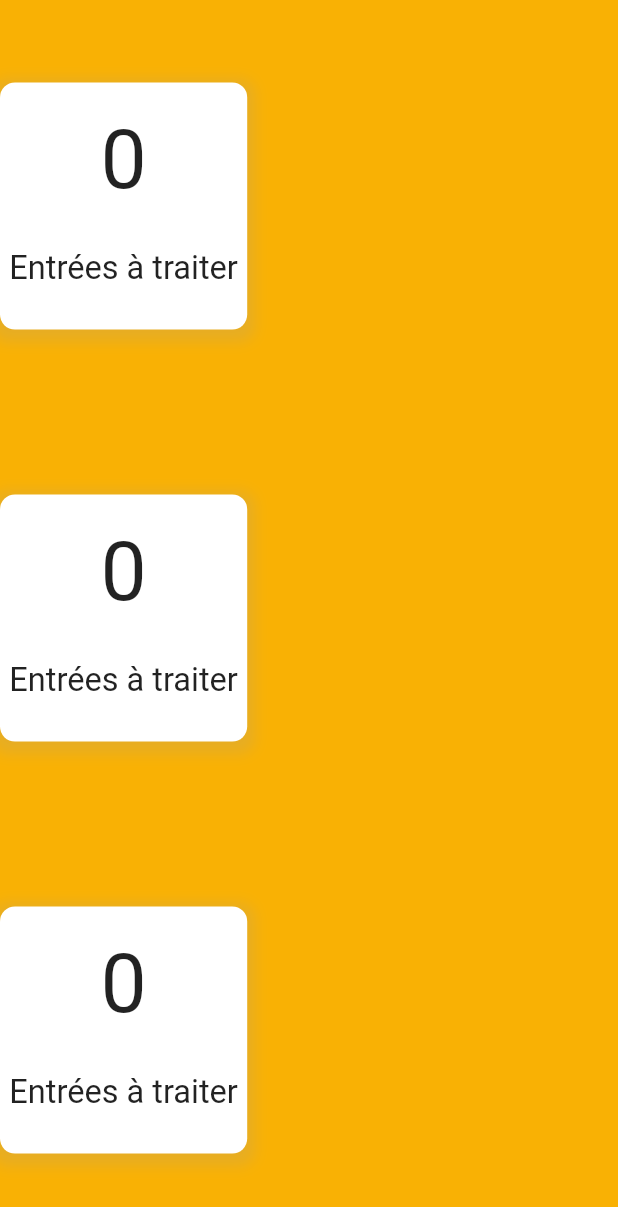
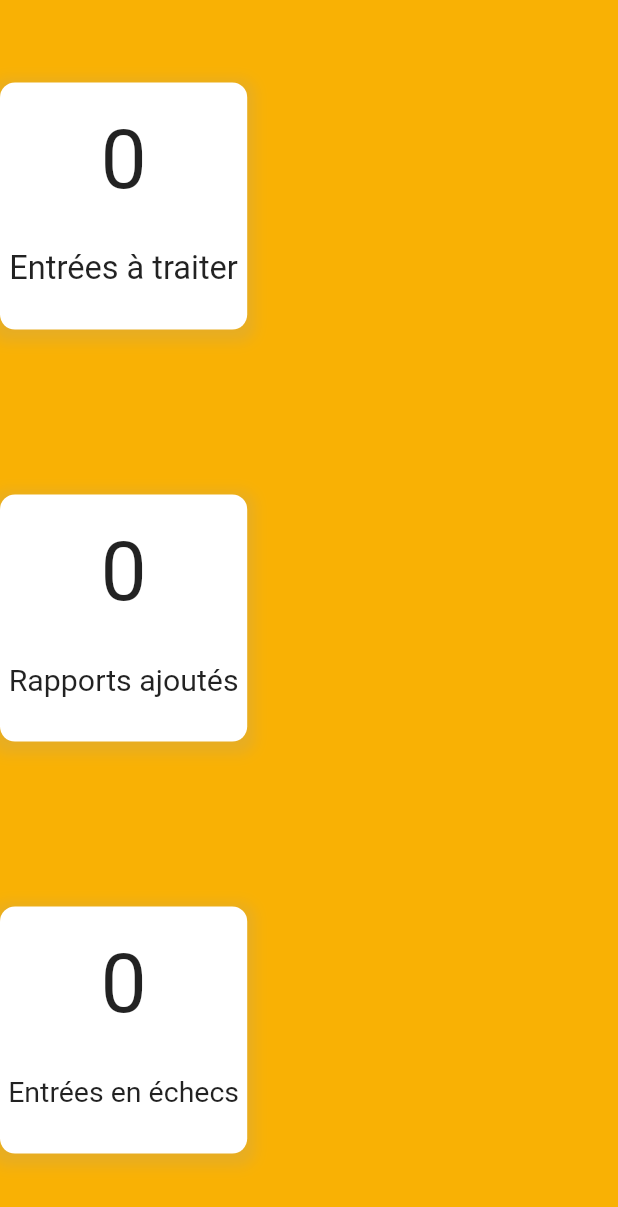
Before and after one commit to Rulio974/DMARC-Flutter-Viewer, a Flutter app: the Charts widget shown alone on an empty page, opened directly with empty values, on a phone screen of 412 x 824 dp. Shown: the top 1207 px of the screen. Run offline on Flutter 3.47's test engine with Material 2 defaults, Android fonts, the light colour scheme and no system bars; our stand-ins replace file_picker, google_fonts, shared_preferences; missing offline and left inert: pluto_grid; accounts and stored records are empty; Roboto replaces fonts that are missing (Ubuntu).

Commit message:
new charts

```diff
--- a/lib/charts.dart
+++ b/lib/charts.dart
@@ -4,23 +4,27 @@ import 'widgets/number.dart';
 
 class Charts extends StatefulWidget {
   final List<PlutoRow>? rows;
+  final int count;
 
-  const Charts({super.key, required this.rows});
+  const Charts({super.key, required this.rows, required this.count});
 
   @override
   State<Charts> createState() => ChartsState();
 }
 
 class ChartsState extends State<Charts> {
-  int? dataReturn() {
+  List<int?> dataReturn() {
     var lenght = widget.rows?.length;
-
-    return lenght;
+    var failCount = widget.rows
+        ?.where((row) => row.cells['spf_d_field']?.value == "fail")
+        .length;
+    return [lenght, failCount];
   }
 
   @override
   Widget build(BuildContext context) {
-    var lenght = dataReturn();
+    var lenght = dataReturn()[0];
+    var count = dataReturn()[1];
     return Expanded(
         child: Container(
       child:
@@ -30,12 +34,12 @@ class ChartsState extends State<Charts> {
           text: "Entrées à traiter",
         ),
         Number(
-          data: lenght.toString(),
-          text: "Entrées à traiter",
+          data: widget.count.toString(),
+          text: "Rapports ajoutés",
         ),
         Number(
-          data: lenght.toString(),
-          text: "Entrées à traiter",
+          data: count.toString(),
+          text: "Entrées en échecs",
         ),
       ]),
     ));
```
Also changed, not shown: lib/config/fetch_data.dart (+11 -0 lines), lib/main.dart (+6 -6 lines).
